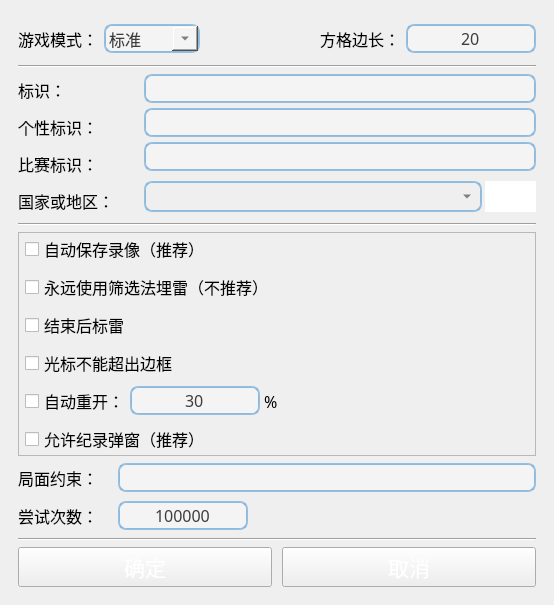
First picture: the form in uiFiles/ui_gs.ui, repository ljzloser/Solvable-Minesweeper, before the edit.
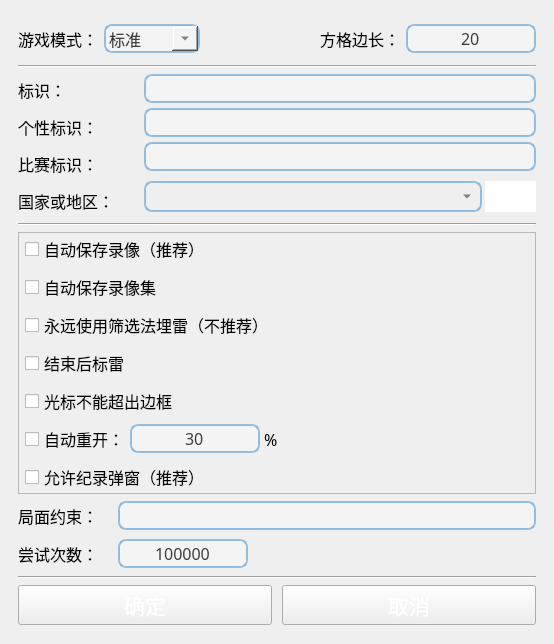
Second picture: the form after the edit. Icons and pictures are not drawn. Custom widgets are drawn as their Qt base class.

```diff
--- a/uiFiles/ui_gs.ui
+++ b/uiFiles/ui_gs.ui
@@ -10,7 +10,7 @@
     <x>0</x>
     <y>0</y>
     <width>554</width>
-    <height>605</height>
+    <height>644</height>
    </rect>
   </property>
   <property name="sizePolicy">
@@ -817,6 +817,31 @@
            </property>
           </widget>
          </item>
+         <item>
+          <widget class="QCheckBox" name="checkBox_autosave_video_set">
+           <property name="minimumSize">
+            <size>
+             <width>0</width>
+             <height>32</height>
+            </size>
+           </property>
+           <property name="maximumSize">
+            <size>
+             <width>16777215</width>
+             <height>32</height>
+            </size>
+           </property>
+           <property name="font">
+            <font>
+             <family>微软雅黑</family>
+             <pointsize>12</pointsize>
+            </font>
+           </property>
+           <property name="text">
+            <string>自动保存录像集</string>
+           </property>
+          </widget>
+         </item>
          <item>
           <widget class="QCheckBox" name="checkBox_filter_forever">
            <property name="minimumSize">
```
